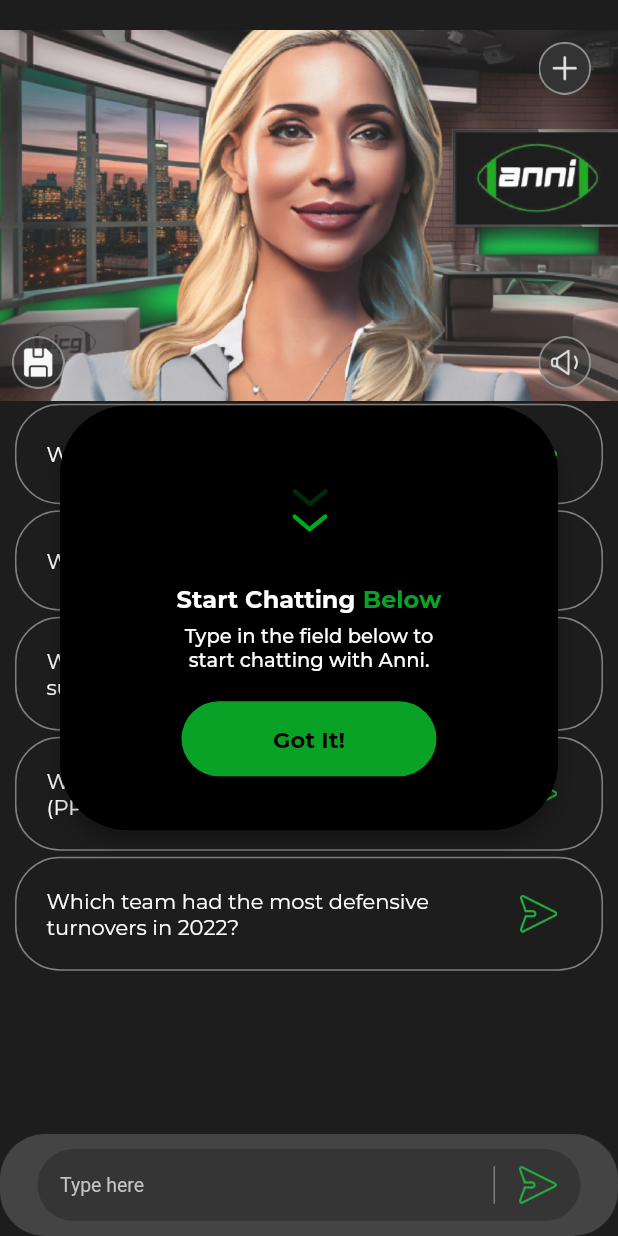
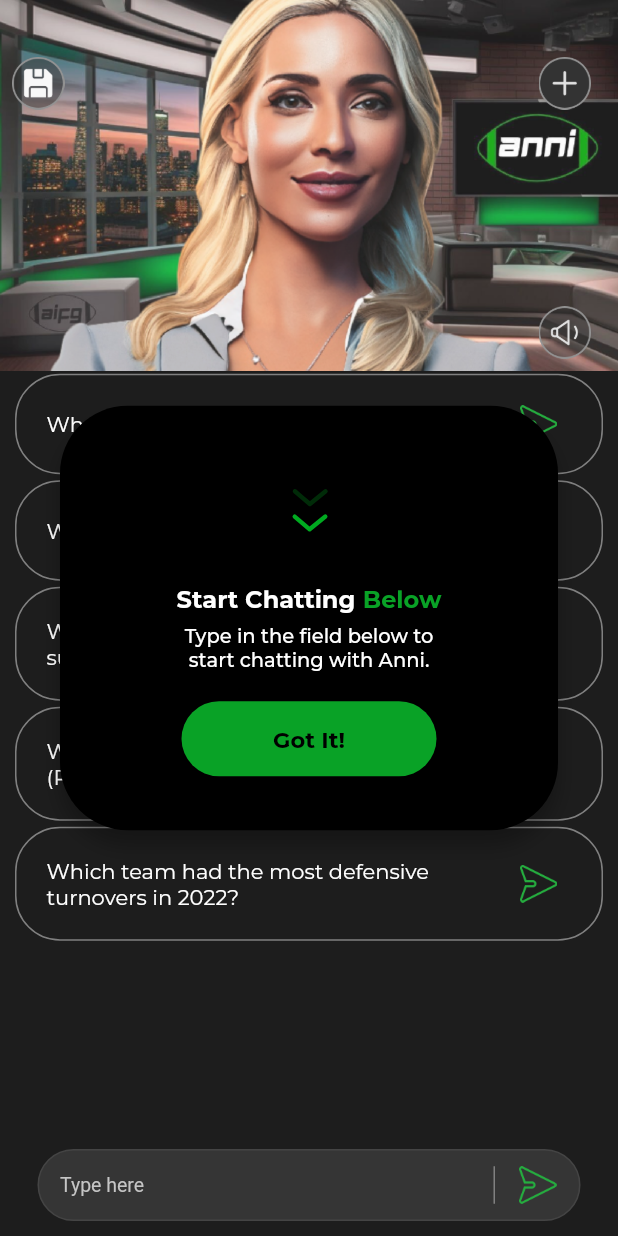
Before and after one commit to ritik152/anni_flutter, a Flutter app: the Chat screen opened directly, on a phone screen of 412 x 824 dp. Run offline on Flutter 3.47's test engine with Material 2 defaults, Android fonts, the phone set to English and light mode, and no system bars; our stand-ins replace fl_chart, flutter_native_splash, flutter_svg, flutter_tts, fluttertoast, image_picker and 5 more; missing offline and left inert: top_modal_sheet; accounts and stored records are empty; network calls fail.

Commit message:
Module 1:Changes (Graph,Chat screen, App bar change, Subscription screen) (Aug 22)

```diff
--- a/lib/dialogs/logout/logout_vm.dart
+++ b/lib/dialogs/logout/logout_vm.dart
@@ -12,7 +12,6 @@ import '../../utils/common.dart';
 
 
 class LogoutVM{
-
 
 
   Future<void> logout(BuildContext context) async {
--- a/lib/screens/alert_detail/alert_detail.dart
+++ b/lib/screens/alert_detail/alert_detail.dart
@@ -22,7 +22,7 @@ class _AlertDetailState extends State<AlertDetail> {
                 color: AppColor.backColor,
                 borderRadius: const BorderRadius.only(bottomLeft: Radius.circular(30),bottomRight: Radius.circular(30))
             ),
-            padding: const EdgeInsets.only(top: 35,bottom: 20,right: 20,left: 20),
+            padding: const EdgeInsets.only(top: 50,bottom: 20,right: 20,left: 20),
             child: Stack(
               children: [
 
--- a/lib/screens/alerts/alerts.dart
+++ b/lib/screens/alerts/alerts.dart
@@ -23,7 +23,7 @@ class _AlertsState extends State<Alerts> {
                 color: AppColor.backColor,
                 borderRadius: const BorderRadius.only(bottomLeft: Radius.circular(30),bottomRight: Radius.circular(30))
             ),
-            padding: const EdgeInsets.only(top: 35,bottom: 20,right: 20,left: 20),
+            padding: const EdgeInsets.only(top: 50,bottom: 20,right: 20,left: 20),
             child: Stack(
               children: [
                 SizedBox(
--- a/lib/screens/betting_data/betting_data.dart
+++ b/lib/screens/betting_data/betting_data.dart
@@ -46,7 +46,7 @@ class _BeatingDataState extends State<BeatingData> {
                       bottomLeft: Radius.circular(30),
                       bottomRight: Radius.circular(30))),
               padding:
-              const EdgeInsets.only(top: 35, bottom: 20, right: 20, left: 20),
+              const EdgeInsets.only(top: 50, bottom: 20, right: 20, left: 20),
               child: Stack(
                 children: [
 
--- a/lib/screens/betting_detail/betting_detail.dart
+++ b/lib/screens/betting_detail/betting_detail.dart
@@ -24,7 +24,7 @@ class _BettingDetailState extends State<BettingDetail> {
                     bottomLeft: Radius.circular(30),
                     bottomRight: Radius.circular(30))),
             padding:
-            const EdgeInsets.only(top: 35, bottom: 20, right: 20, left: 20),
+            const EdgeInsets.only(top: 50, bottom: 20, right: 20, left: 20),
             child: Row(
               mainAxisAlignment: MainAxisAlignment.spaceBetween,
               children: [
--- a/lib/screens/chat/chat.dart
+++ b/lib/screens/chat/chat.dart
@@ -136,9 +136,8 @@ class _ChatState extends State<Chat> {
         endDrawer: const RightDrawer(),
         drawerEdgeDragWidth: MediaQuery.of(context).size.width*0.50,
         endDrawerEnableOpenDragGesture: true,
-        body: Container(
+        body: SizedBox(
           height: double.infinity,
-          padding: const EdgeInsets.only(top: 20),
           child: Column(
             mainAxisAlignment: MainAxisAlignment.spaceBetween,
             children: [
@@ -154,22 +153,10 @@ class _ChatState extends State<Chat> {
                     alignment: Alignment.centerRight,
                     height: MediaQuery.of(context).size.height * 0.30,
                     margin: const EdgeInsets.only(right: 10),
+                    padding: const EdgeInsets.only(top: 30),
                     child: Column(
                       mainAxisAlignment: MainAxisAlignment.spaceBetween,
                       children: [
-                        GestureDetector(
-                          onTap: () async {
-                            var value = await showTopModalSheet<String>(
-                                context, NewChat());
-                          },
-                          child: Container(
-                            padding: const EdgeInsets.all(8.0),
-                            width: double.infinity,
-                            alignment: Alignment.centerRight,
-                            child: Image.asset("assets/icons/add_icon.png",
-                                height: 35, width: 35),
-                          ),
-                        ),
                         Row(
                           mainAxisAlignment: MainAxisAlignment.spaceBetween,
                           children: [
@@ -184,7 +171,23 @@ class _ChatState extends State<Chat> {
                                     height: 35, width: 35),
                               ),
                             ),
-                            Padding(
+                            GestureDetector(
+                              onTap: () async {
+                                var value = await showTopModalSheet<String>(
+                                    context, NewChat());
+                              },
+                              child: Container(
+                                padding: const EdgeInsets.all(8.0),
+                                alignment: Alignment.centerRight,
+                                child: Image.asset("assets/icons/add_icon.png",
+                                    height: 35, width: 35),
+                              ),
+                            ),
+                          ],
+                        ),
+                        Container(
+                          width: double.infinity,
+                          alignment: Alignment.centerRight,
                           padding: const EdgeInsets.all(8.0),
                           child:  GestureDetector(
                               onTap: () async {
@@ -195,8 +198,6 @@ class _ChatState extends State<Chat> {
                                 });
                               },
                               child: Image.asset((vm.mute == true)?"assets/icons/mute_icon.png":"assets/icons/volume.png",height: 35,width: 35)),
-                            ),
-                          ],
                         ),
                       ],
                     ),
@@ -272,7 +273,7 @@ class _ChatState extends State<Chat> {
                 alignment: Alignment.bottomCenter,
                 child: Container(
                     decoration: BoxDecoration(
-                        color: AppColor.backColor,
+                        color: AppColor.black,
                         borderRadius: BorderRadius.circular(30)
                     ),
                     padding: const EdgeInsets.only(left: 25.0, right: 25.0, bottom: 10, top: 10),
@@ -287,6 +288,7 @@ class _ChatState extends State<Chat> {
                                 decoration: BoxDecoration(
                                   borderRadius: BorderRadius.circular(25),
                                   color: AppColor.fieldBack,
+                                  border: Border.all(color: AppColor.backColor)
                                   /*boxShadow: [
                                       BoxShadow(
                                           spreadRadius: 2,
--- a/lib/screens/compare_player/compare_player.dart
+++ b/lib/screens/compare_player/compare_player.dart
@@ -22,7 +22,7 @@ class _ComparePlayerState extends State<ComparePlayer> {
                 color: AppColor.backColor,
                 borderRadius: const BorderRadius.only(bottomLeft: Radius.circular(30),bottomRight: Radius.circular(30))
             ),
-            padding: const EdgeInsets.only(top: 35,bottom: 20,right: 20,left: 20),
+            padding: const EdgeInsets.only(top: 50,bottom: 20,right: 20,left: 20),
             child: Column(
               children: [
                 Stack(
--- a/lib/screens/help/help.dart
+++ b/lib/screens/help/help.dart
@@ -33,7 +33,7 @@ class _HelpState extends State<Help> {
                   color: AppColor.backColor,
                   borderRadius: const BorderRadius.only(bottomLeft: Radius.circular(30),bottomRight: Radius.circular(30))
               ),
-              padding: const EdgeInsets.only(top: 35,bottom: 20,right: 20,left: 20),
+              padding: const EdgeInsets.only(top: 50,bottom: 20,right: 20,left: 20),
               child: Stack(
                 children: [
 
--- a/lib/screens/player_data/graph/graph.dart
+++ b/lib/screens/player_data/graph/graph.dart
@@ -95,7 +95,7 @@ class _GraphTabState extends State<GraphTab> {
 
               },
               child: Container(
-                color: AppColor.hintColor,
+                // color: AppColor.hintColor,
                 padding:
                     const EdgeInsets.symmetric(horizontal: 10, vertical: 16),
                 child: Container(
@@ -137,6 +137,7 @@ class _GraphTabState extends State<GraphTab> {
                 lineBarsData: [
                   LineChartBarData(
                       color: AppColor.greenColor,
+                      isCurved: false,
                       dotData: const FlDotData(
                         show: false,
                       ),
@@ -152,7 +153,8 @@ class _GraphTabState extends State<GraphTab> {
                         const FlSpot(8, 20)
                       ]),
                 ],
-                titlesData: FlTitlesData(rightTitles: AxisTitles(), topTitles: AxisTitles(),
+                gridData: const FlGridData(drawVerticalLine: false),
+                titlesData: FlTitlesData(rightTitles: const AxisTitles(), topTitles: const AxisTitles(),
                   bottomTitles: AxisTitles(
                     sideTitles: SideTitles(
                       showTitles: true,
--- a/lib/screens/save_chat_list/save_chats.dart
+++ b/lib/screens/save_chat_list/save_chats.dart
@@ -30,7 +30,7 @@ class _SaveChatsState extends State<SaveChats> {
             decoration: BoxDecoration(
                 color: AppColor.backColor,
                 borderRadius: const BorderRadius.only(bottomLeft: Radius.circular(30), bottomRight: Radius.circular(30))),
-            padding: const EdgeInsets.only(top: 35, bottom: 20, right: 20, left: 20),
+            padding: const EdgeInsets.only(top: 50, bottom: 20, right: 20, left: 20),
             child: Stack(
               children: [
 
--- a/lib/screens/saved_chat_detail/saved_chat_detail.dart
+++ b/lib/screens/saved_chat_detail/saved_chat_detail.dart
@@ -108,7 +108,7 @@ class _SavedChatDetailState extends State<SavedChatDetail> {
                           borderRadius: const BorderRadius.only(
                               bottomLeft: Radius.circular(30),
                               bottomRight: Radius.circular(30))),
-                      padding: const EdgeInsets.only(top: 35, bottom: 20, right: 20, left: 20),
+                      padding: const EdgeInsets.only(top: 45, bottom: 20, right: 20, left: 20),
                       child: Stack(
                         children: [
                           SizedBox(
@@ -146,7 +146,7 @@ class _SavedChatDetailState extends State<SavedChatDetail> {
                   alignment: Alignment.bottomCenter,
                   child: Container(
                       decoration: BoxDecoration(
-                          color: AppColor.backColor,
+                          color: AppColor.black,
                           borderRadius: BorderRadius.circular(30)
                       ),
                       padding: const EdgeInsets.only(left: 25.0, right: 25.0, bottom: 10, top: 10),
@@ -161,6 +161,7 @@ class _SavedChatDetailState extends State<SavedChatDetail> {
                                   decoration: BoxDecoration(
                                     borderRadius: BorderRadius.circular(25),
                                     color: AppColor.fieldBack,
+                                      border: Border.all(color: AppColor.backColor)
                                     /*boxShadow: [
                                       BoxShadow(
                                           spreadRadius: 2,
```
Also changed, not shown: lib/screens/profile/profile_screen.dart (+12 -13 lines), lib/screens/subscription/subscription.dart (+21 -5 lines), assets/icons/article.png (added), assets/images/aifg.png (added). Lines whose indentation alone changed are shown as unchanged.
